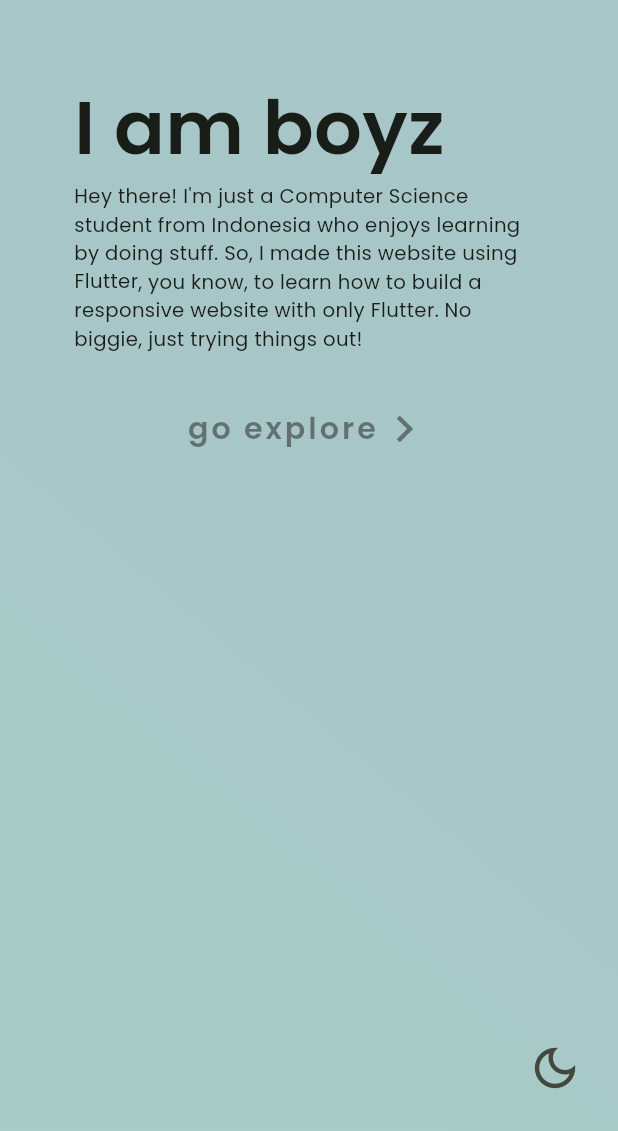
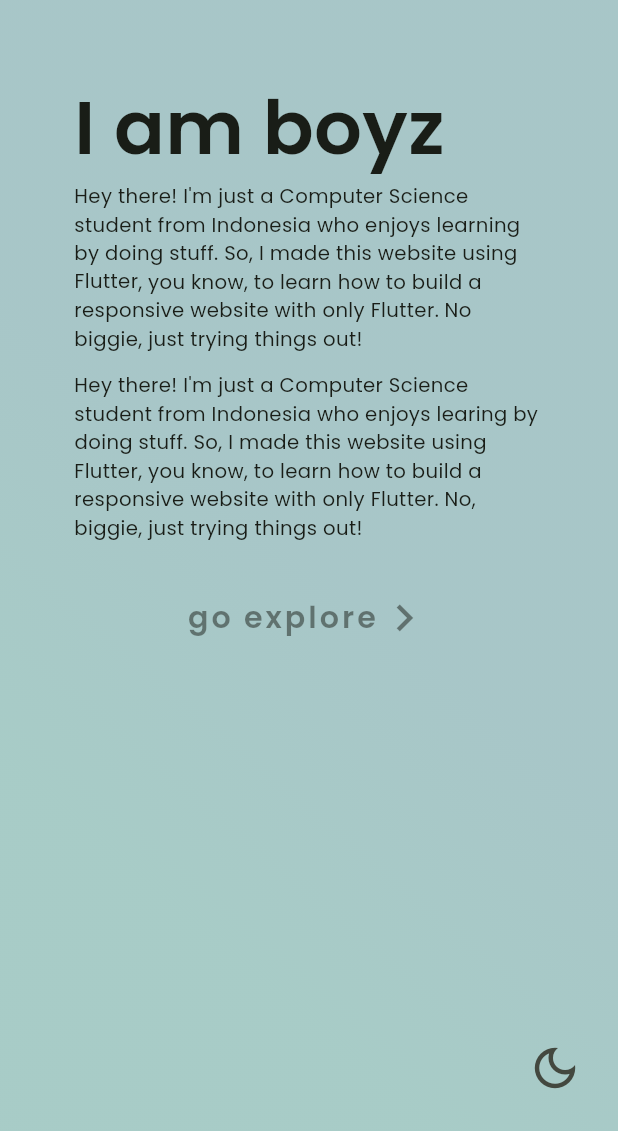
Before and after one commit to boyzwhocried/bwc_web1, a Flutter app: the screen it shows after launch, on a phone screen of 412 x 824 dp, the part 105-1236 px from its top. Run offline on Flutter 3.47's test engine with Material 2 defaults, Android fonts, the phone set to English and light mode, and no system bars; drawn by our look-alikes of animated_text_kit; our stand-ins replace google_fonts.

Commit message:
onhovertext update, but still need improvement

```diff
--- a/lib/utils/constants.dart
+++ b/lib/utils/constants.dart
@@ -20,13 +20,25 @@ class Constants {
     );
   }
 
-  String aboutMeFirstParagraph() {
-    String aboutMeFirstParagraph =
+  String aboutMeSection1Paragraph() {
+    String aboutMeSection1Paragraph =
         // chill
         // '''Overflowing with passion for design and technology, I'm a recent graduate with a strong educational background in Computer Science and Mechatronics. I got my Bachelor's Degree in Computer Science, where I learned about micro frontend stuff and how to use React.js to make cool things like a Human Resource website. I also got an Associate Degree in Mechatronics, which is about designing and programming things that work together. The most exciting part was my Final Project, where I made a super cool 3D Engraving Machine using Visual Basic .NET as the software interface. I'm really into learning by doing and creating things, especially with Flutter. Now, I'm all set to channel this enthusiasm into building this website and diving headfirst into the field. I can't wait to gain hands-on experience and make my mark by crafting amazing digital experiences that people will love.''';
         // passionate
-        '''Bubbling over with a genuine passion for design and technology, I'm a recent graduate with a unique journey. My first achievement was earning an Associate Degree in Mechatronics, which opened my eyes to the art of crafting seamless interactions between various components. The culmination of this phase was my exhilarating Final Project—a captivating 3D Engraving Machine brought to life using Visual Basic .NET. Building upon this foundation, I pursued a Bachelor's Degree in Computer Science. Here, I delved into micro frontend concepts and the art of creating user-friendly experiences using React.js. With a deep love for hands-on learning and creative exploration, I'm thrilled to embark on this website endeavor. It's all part of my humble beginnings in the field, where I aspire to contribute to the realm of captivating digital experiences that resonate with people.''';
-    return aboutMeFirstParagraph;
+        // '''Bubbling over with a genuine passion for design and technology, I'm a recent graduate with a unique journey. My first achievement was earning an Associate Degree in Mechatronics, which opened my eyes to the art of crafting seamless interactions between various components. The culmination of this phase was my exhilarating Final Project—a captivating 3D Engraving Machine brought to life using Visual Basic .NET. Building upon this foundation, I pursued a Bachelor's Degree in Computer Science. Here, I delved into micro frontend concepts and the art of creating user-friendly experiences using React.js. With a deep love for hands-on learning and creative exploration, I'm thrilled to embark on this website endeavor. It's all part of my humble beginnings in the field, where I aspire to contribute to the realm of captivating digital experiences that resonate with people.''';
+        // '''I am Verrel, a recent graduate Computer Science student with a growing interest in arts and technology. With a deep love for hands-on learning and creative exploration, I'm thrilled to embark on this website endeavor. It's all part of my humble beginnings in the field, where I aspire to contribute to the realm of captivating digital experiences that resonate with people.''';
+        '''Hello, I'm Verrel (but I go by the name "boyzwhocried" on the internet), and I recently graduated in Computer Science. I always have a growing interest in arts and technology, but lately I've become really interested in combining them both. I enjoy hands-on learning and being creative, so I'm excited about starting this website project. It's a small beginning for me, but I hope to create digital experiences that people will love. My goal is to make websites that feel amazing and connect with people in meaningful ways as I start my journey in this field.''';
+    return aboutMeSection1Paragraph;
+  }
+
+  String aboutMeSection2Paragraph() {
+    String aboutMeSection2Paragraph =
+        '''My first achievement was earning an Associate Degree in Mechatronics from Manufacturing Polytechnic Bandung, which opened my eyes to the art of crafting seamless interactions between various hardware and software components. The culmination of this phase was my exhilarating Final Project—a captivating 3D Engraving Machine brought to life using Visual Basic .NET. \n'''
+        '''\n'''
+        '''Building upon this foundation, I pursued a Bachelor's Degree in Computer Science from Binus University. Here, I delved into micro frontend concepts and the art of creating user-friendly experiences using React.js to build a human resource app for a company's task management.\n'''
+        '''\n'''
+        '''I also have completed a few courses and certifications in FLutter and Dart, Stragtegic Management, Statistic and Probability, and English.''';
+    return aboutMeSection2Paragraph;
   }
 
   TextStyle responsiveTextStyleContent(BuildContext context) {
--- a/lib/widgets/contents/about me/aboutme_section1_layouts.dart
+++ b/lib/widgets/contents/about me/aboutme_section1_layouts.dart
@@ -14,7 +14,7 @@ class Layout3 extends StatelessWidget {
       children: [
         Expanded(
           child: Text(
-            Constants().aboutMeFirstParagraph(),
+            Constants().aboutMeSection1Paragraph(),
             style: Constants().responsiveTextStyleContent(context),
           ),
         ),
@@ -52,7 +52,7 @@ class Layout2 extends StatelessWidget {
           ),
         ),
         Text(
-          Constants().aboutMeFirstParagraph(),
+          Constants().aboutMeSection1Paragraph(),
           style: Constants().responsiveTextStyleContent(context),
         ),
       ],
@@ -68,7 +68,7 @@ class Layout1 extends StatelessWidget {
   @override
   Widget build(BuildContext context) {
     return Text(
-      Constants().aboutMeFirstParagraph(),
+      Constants().aboutMeSection1Paragraph(),
       style: Constants().responsiveTextStyleContent(context),
     );
   }
--- a/lib/widgets/contents/about me/aboutme_section2.dart
+++ b/lib/widgets/contents/about me/aboutme_section2.dart
@@ -1,5 +1,4 @@
 import 'package:bwc_web1/utils/constants.dart';
-import 'package:bwc_web1/utils/lorem_ipsum_generator.dart';
 import 'package:bwc_web1/utils/responsive_padding_size.dart';
 import 'package:flutter/material.dart';
 
@@ -9,14 +8,16 @@ class AboutMeSection2 extends StatelessWidget {
   @override
   Widget build(BuildContext context) {
     return Container(
+      margin: EdgeInsets.symmetric(
+        vertical: responsivePaddingSize(context, 3),
+      ),
+      padding: EdgeInsets.symmetric(
+        vertical: responsivePaddingSize(context, 3),
+        horizontal: responsivePaddingSize(context, 5),
+      ),
       decoration: BoxDecoration(
         borderRadius: BorderRadius.circular(50),
         color: Colors.white24,
-      ),
-      child: Padding(
-        padding: EdgeInsets.symmetric(
-          vertical: responsivePaddingSize(context, 2),
-          horizontal: responsivePaddingSize(context, 5),
       ),
       child: Column(
         children: [
@@ -29,13 +30,13 @@ class AboutMeSection2 extends StatelessWidget {
               vertical: responsivePaddingSize(context, 2),
             ),
             child: Text(
-                generateLoremIpsum(100),
+              // generateLoremIpsum(100),
+              Constants().aboutMeSection2Paragraph(),
               style: Constants().responsiveTextStyleContent(context),
             ),
           ),
         ],
       ),
-      ),
     );
   }
 }
--- a/lib/widgets/contents/introduction.dart
+++ b/lib/widgets/contents/introduction.dart
@@ -2,6 +2,7 @@ import 'package:animated_text_kit/animated_text_kit.dart';
 import 'package:bwc_web1/utils/color_gradient.dart';
 import 'package:bwc_web1/utils/responsive_font_size.dart';
 import 'package:bwc_web1/widgets/custom/custom_animated_fade_in_widget.dart';
+import 'package:bwc_web1/widgets/custom/custom_animated_word_in_paragraph.dart';
 import 'package:bwc_web1/widgets/custom/on_hover_animated_text.dart';
 import 'package:flutter/material.dart';
 
@@ -131,6 +132,34 @@ class IntroductionSection extends StatelessWidget {
             ),
           ),
         ),
+        SizedBox(height: 12),
+        AnimatedWordsInParagraph(
+          textStyle: DefaultTextStyle.of(context)
+              .style
+              .copyWith(fontSize: responsiveFontSize(context, 9)),
+          paragraph:
+              "Hey there! I'm just a Computer Science student from Indonesia who enjoys learing by doing stuff. So, I made this website using Flutter, you know, to learn how to build a responsive website with only Flutter. No, biggie, just trying things out!",
+          animatedWords: [
+            AnimatedWord(
+              word: 'Computer Science',
+              colors:
+                  ColorGradientText.getColorList(context, [Colors.redAccent]),
+              onTap: () {
+                print('computer');
+                // Do something when 'Computer Science' is tapped.
+              },
+            ),
+            AnimatedWord(
+              word: 'doing',
+              colors: ColorGradientText.getColorList(
+                  context, [Colors.lightBlueAccent]),
+              onTap: () {
+                print('student');
+                // Do something when 'Flutter' is tapped.
+              },
+            ),
+          ],
+        )
       ],
     );
   }
--- /dev/null
+++ b/lib/widgets/custom/custom_animated_word_in_paragraph.dart
@@ -0,0 +1,117 @@
+import 'package:bwc_web1/utils/responsive_font_size.dart';
+import 'package:flutter/material.dart';
+
+import 'on_hover_animated_text.dart';
+
+class AnimatedWordsInParagraph extends StatelessWidget {
+  final String paragraph;
+  final List<AnimatedWord> animatedWords;
+  final TextStyle textStyle;
+  // final VoidCallback? onTap;
+
+  const AnimatedWordsInParagraph({
+    super.key,
+    required this.paragraph,
+    required this.animatedWords,
+    required this.textStyle,
+    // this.onTap,
+  });
+
+  @override
+  Widget build(BuildContext context) {
+    return RichText(
+      text: TextSpan(
+        style: DefaultTextStyle.of(context).style.copyWith(
+              fontSize: responsiveFontSize(context, 9),
+            ),
+        children: _buildTextSpans(context),
+      ),
+    );
+  }
+
+  List<TextSpan> _buildTextSpans(BuildContext context) {
+    List<TextSpan> textSpans = [];
+    final words = paragraph.split(' ');
+
+    for (int i = 0; i < words.length; i++) {
+      final word = words[i];
+      bool isAnimated = false;
+      AnimatedWord? animatedWord;
+
+      for (final aw in animatedWords) {
+        if (aw.word.contains(word)) {
+          isAnimated = true;
+          animatedWord = aw;
+          break;
+        }
+      }
+
+      if (isAnimated && animatedWord != null) {
+        final wordIndex = animatedWord.word.indexOf(word);
+
+        if (wordIndex == 0) {
+          textSpans.add(
+            TextSpan(
+              children: [
+                WidgetSpan(
+                  child: GestureDetector(
+                    onTap: animatedWord.onTap,
+                    child: OnHoverAnimatedText(
+                      text: animatedWord.word,
+                      fontStyle: textStyle,
+                      colors: animatedWord.colors,
+                      // onTap: animatedWord.onTap,
+                    ),
+                  ),
+                ),
+                if (i < words.length - 1) const TextSpan(text: ' ')
+              ],
+            ),
+          );
+        }
+
+        /* else {
+          textSpans.add(
+            TextSpan(text: '$word${i < words.length - 1 ? ' ' : ''}'),
+          );
+        } */
+
+        // textSpans.add(
+        //   TextSpan(
+        //     children: [
+        //       WidgetSpan(
+        //         child: GestureDetector(
+        //           onTap: animatedWord.onTap,
+        //           child: OnHoverAnimatedText(
+        //             text: word,
+        //             fontStyle: textStyle,
+        //             colors: animatedWord.colors,
+        //           ),
+        //         ),
+        //       ),
+        //       if (i < words.length - 1) const TextSpan(text: ' ')
+        //     ],
+        //   ),
+        // );
+      } else {
+        textSpans.add(
+          TextSpan(text: '$word${i < words.length - 1 ? ' ' : ''}'),
+        );
+      }
+    }
+
+    return textSpans;
+  }
+}
+
+class AnimatedWord {
+  final String word;
+  final List<Color> colors;
+  final VoidCallback onTap;
+
+  AnimatedWord({
+    required this.word,
+    required this.colors,
+    required this.onTap,
+  });
+}
--- a/lib/widgets/custom/on_hover_animated_text.dart
+++ b/lib/widgets/custom/on_hover_animated_text.dart
@@ -37,6 +37,7 @@ class _OnHoverAnimatedTextState extends State<OnHoverAnimatedText> {
           ? Consumer<DarkModeProvider>(
               builder: (context, darkModeProvider, child) {
                 return AnimatedTextKit(
+
                   isRepeatingAnimation: false,
                   onNextBeforePause: (p0, p1) {
                     _isHovering = false;
```
Lines whose indentation alone changed are shown as unchanged.
